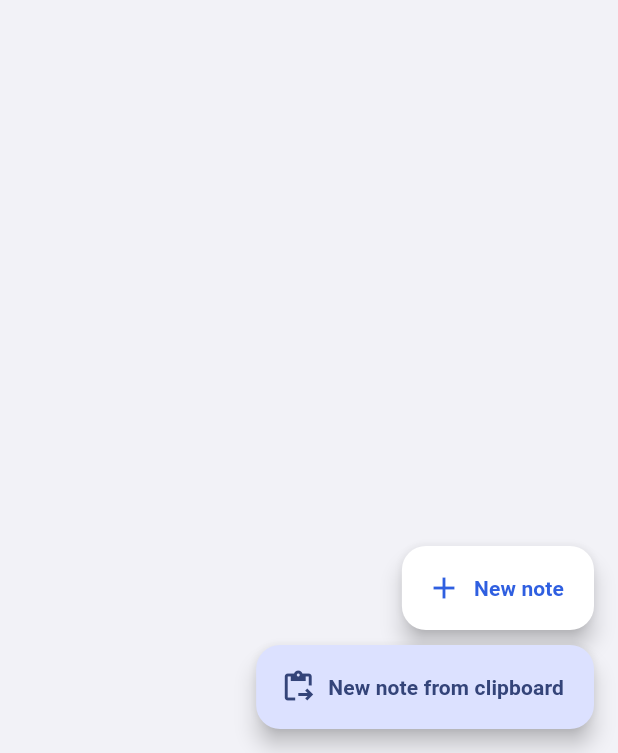
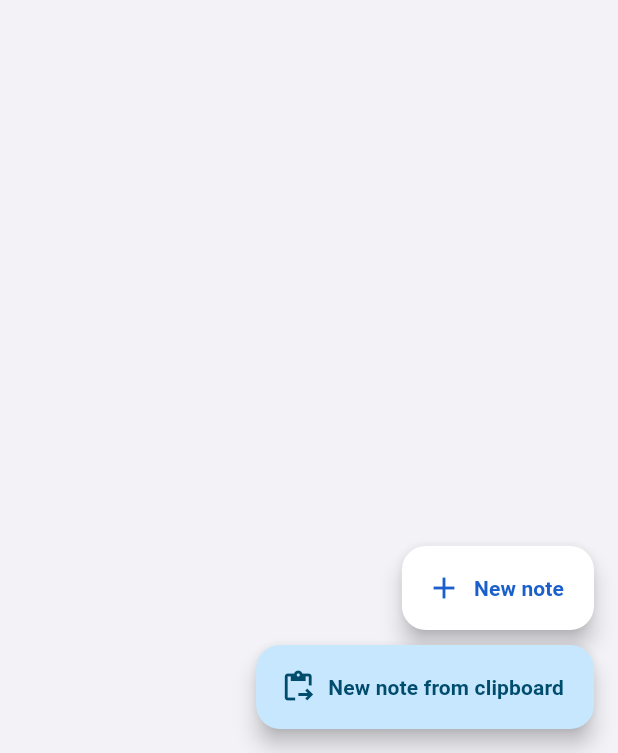
Before and after one commit to ziririt/simpletext-app, a Flutter app: the screen it shows after launch, on a phone screen of 412 x 824 dp, the part 483-1236 px from its top. Run offline on Flutter 3.47's test engine with Material 3 defaults, Android fonts, the phone set to English and light mode, and no system bars; our stand-ins replace shared_preferences.

Commit message:
ver.0.3.3.1 — 주조색을 브랜드 스카이블루(Cloudfall 팔레트)로 전환
소유자 지시: "컬러 주조색은 모두 skyblue 기조로", "밝고 맑고 경쾌하게,
다크 모드는 밤에 눈부시지 않게".

- _accent #2F5FE0 → #1A5FCB (브랜드 '한 가지 색' 규칙의 그 색)
- 시드를 _sky #3FB2F0로 분리 — 밝은 하늘색은 글자에 흐려서 시드로만 쓴다
- 라이트: infoBg #E8F5FE, selBg 0x66 3FB2F0(합성 #B2E0F9, 검정 14.9:1),
  selHandle #1A5FCB(5.9:1), tagBg #E1F4FF / tagInk #1A5FCB(5.2:1)
- 다크: accent #6FC4F4(패널 8.8:1), infoBg #0B2740(딥 #08205A 계열),
  selBg 0x7A 3FB2F0(합성 #1E5573, 흰 글자 8.1:1), 손잡이 기존 유지
- 배경·패널·회색 체계는 iOS 시스템 값 그대로 — '환한 느낌'은 배경을
  칠해서가 아니라 흰 바탕 위 하늘색 포인트로 낸다(애플 디자인 원칙:
  색은 상호작용 요소에 아껴 쓴다)

명암비 전부 계산 검증(주석에 수치). tool/verify.sh 통과, 테스트 161개.

```diff
--- a/lib/main.dart
+++ b/lib/main.dart
@@ -29,7 +29,17 @@ void main() {
   runApp(const SimpleTextApp());
 }
 
-const _accent = Color(0xFF2F5FE0);
+// 2026-08-16 — 주조색을 브랜드(Cloudfall) 팔레트로 전환했다(소유자 지시:
+// "컬러 주조색은 모두 skyblue 기조로", "밝고 맑고 경쾌하게, 다크는
+// 눈부시지 않게").
+// 브랜드 팔레트: 글로우 #9BEDFF · 하늘 #3FB2F0 · 바탕/텍스트 #1A5FCB
+// · 딥 #08205A. 브랜드 가이드 규칙: 한 가지 색만 써야 하는 자리에서는
+// #1A5FCB를 쓴다 — 그래서 글자·아이콘용 강조색이 #1A5FCB다.
+// 명암비는 전부 계산으로 검증했다(값을 바꾸면 반드시 재계산):
+//   #1A5FCB on 흰 배경 5.9:1 · on #F2F2F7 5.3:1 · on 정보카드 5.3:1
+const _accent = Color(0xFF1A5FCB);
+// 밝은 하늘색은 큰 글자엔 흐려서 시드(파생 색 뿌리)로만 쓴다.
+const _sky = Color(0xFF3FB2F0);
 
 /// ---------------- 색 (라이트/다크) ----------------
 /// 2026-08-12 — 다크 모드 미지원이 애플 기기에서 가장 크게 어색한 지점이었다.
@@ -119,7 +129,7 @@ class AppC extends ThemeExtension<AppC> {
     field: Color(0xFFE3E3E8),
     toolbar: Color(0xFFF2F2F0),
     toolbarLine: Color(0xFFE0E0DC),
-    infoBg: Color(0xFFEEF2FD),
+    infoBg: Color(0xFFE8F5FE), // 하늘빛 정보 카드 (#1A5FCB 글자 5.3:1)
     warnBg: Color(0xFFFDF3E7),
     warnInk: Color(0xFF9A6A1F),
     codeBg: Color(0xFFF6F6F4),
@@ -127,11 +137,15 @@ class AppC extends ThemeExtension<AppC> {
     pin: Color(0xFFF2B705),
     danger: Color(0xFFE53935),
     guideInk: Color(0xFF3A3A3C),
-    selBg: Color(0x664FC3F7),
-    selHandle: Color(0xFF0288D1),
-    tagBg: Color(0xFFDFF1FF),
-    tagInk: Color(0xFF0A66AA),
-    tagLine: Color(0xFFB6E0FB),
+    // 2026-08-16 브랜드 하늘색으로 통일. 계산값:
+    //   선택 블럭 #3FB2F0 40%+흰 배경 = #B2E0F9 → 검정 글자 14.9:1
+    //   손잡이 #1A5FCB on 흰 배경 5.9:1 (조작점 기준 3:1)
+    //   태그 글자 #1A5FCB on #E1F4FF 5.2:1
+    selBg: Color(0x663FB2F0),
+    selHandle: Color(0xFF1A5FCB),
+    tagBg: Color(0xFFE1F4FF),
+    tagInk: Color(0xFF1A5FCB),
+    tagLine: Color(0xFFB8E2FA),
   );
 
   static const dark = AppC(
@@ -139,11 +153,13 @@ class AppC extends ThemeExtension<AppC> {
     panel: Color(0xFF1C1C1E),
     line: Color(0xFF38383A),
     sub: Color(0xFF98989E),
-    accent: Color(0xFF6E9BFF),
+    // 다크 강조는 하늘색을 밝힌 톤 — 어두운 바탕에 쨍한 원색은 눈을
+    // 찌른다(소유자: 밤에 눈부시지 않게). on #1C1C1E 8.8:1, on 검정 10.9:1
+    accent: Color(0xFF6FC4F4),
     field: Color(0xFF1C1C1E),
     toolbar: Color(0xFF1C1C1E),
     toolbarLine: Color(0xFF38383A),
-    infoBg: Color(0xFF13203A),
+    infoBg: Color(0xFF0B2740), // 딥 네이비(#08205A 계열) 정보 카드
     warnBg: Color(0xFF2A2318),
     warnInk: Color(0xFFE0B96A),
     codeBg: Color(0xFF141416),
@@ -151,7 +167,9 @@ class AppC extends ThemeExtension<AppC> {
     pin: Color(0xFFF2B705),
     danger: Color(0xFFFF453A),
     guideInk: Color(0xFFE5E5EA),
-    selBg: Color(0x7A4FC3F7),
+    // 선택 블럭 #3FB2F0 48%+검정 = #1E5573 → 흰 글자 8.1:1
+    // 손잡이는 기존 검증값 유지(#4FC3F7 on 검정 10.5:1)
+    selBg: Color(0x7A3FB2F0),
     selHandle: Color(0xFF4FC3F7),
     tagBg: Color(0xFF10344F),
     tagInk: Color(0xFF7ACBFF),
@@ -288,7 +306,7 @@ class SimpleTextApp extends StatelessWidget {
     final base = ThemeData(
       useMaterial3: true,
       brightness: b,
-      colorScheme: ColorScheme.fromSeed(seedColor: _accent, brightness: b),
+      colorScheme: ColorScheme.fromSeed(seedColor: _sky, brightness: b),
       scaffoldBackgroundColor: c.bg,
       appBarTheme: AppBarTheme(
         backgroundColor: c.bg,
--- a/lib/version.dart
+++ b/lib/version.dart
@@ -15,7 +15,7 @@
 library;
 
 /// 사람이 보는 버전. 기능이 바뀌면 가운데 자리, 고침만 있으면 끝자리를 올린다.
-const String appVersion = '0.3.2';
+const String appVersion = '0.3.3';
 
 /// 빌드 번호. 같은 버전으로 여러 번 올릴 때 구분한다.
 /// TestFlight 업로드 시에는 CI가 실행 번호로 덮어쓴다(같은 번호를 두 번 못 받기 때문).
--- a/pubspec.yaml
+++ b/pubspec.yaml
@@ -16,7 +16,7 @@ publish_to: 'none' # Remove this line if you wish to publish to pub.dev
 # https://developer.apple.com/library/archive/documentation/General/Reference/InfoPlistKeyReference/Articles/CoreFoundationKeys.html
 # In Windows, build-name is used as the major, minor, and patch parts
 # of the product and file versions while build-number is used as the build suffix.
-version: 0.3.2+1
+version: 0.3.3+1
 
 environment:
   sdk: ^3.12.2
```
Also changed, not shown: 1 other file.
